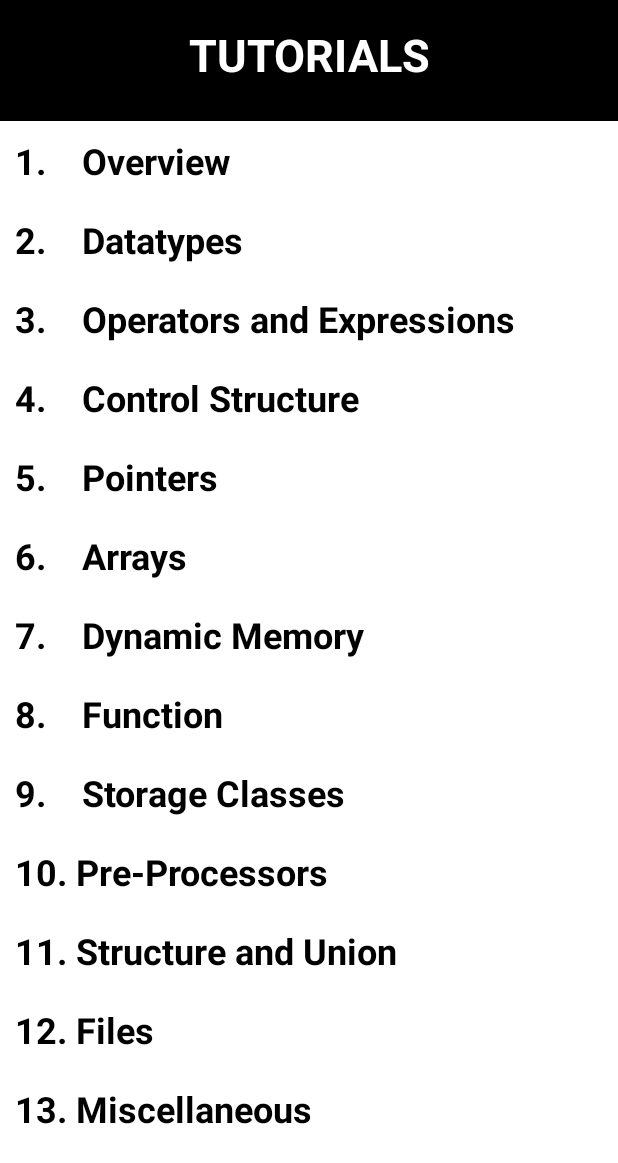
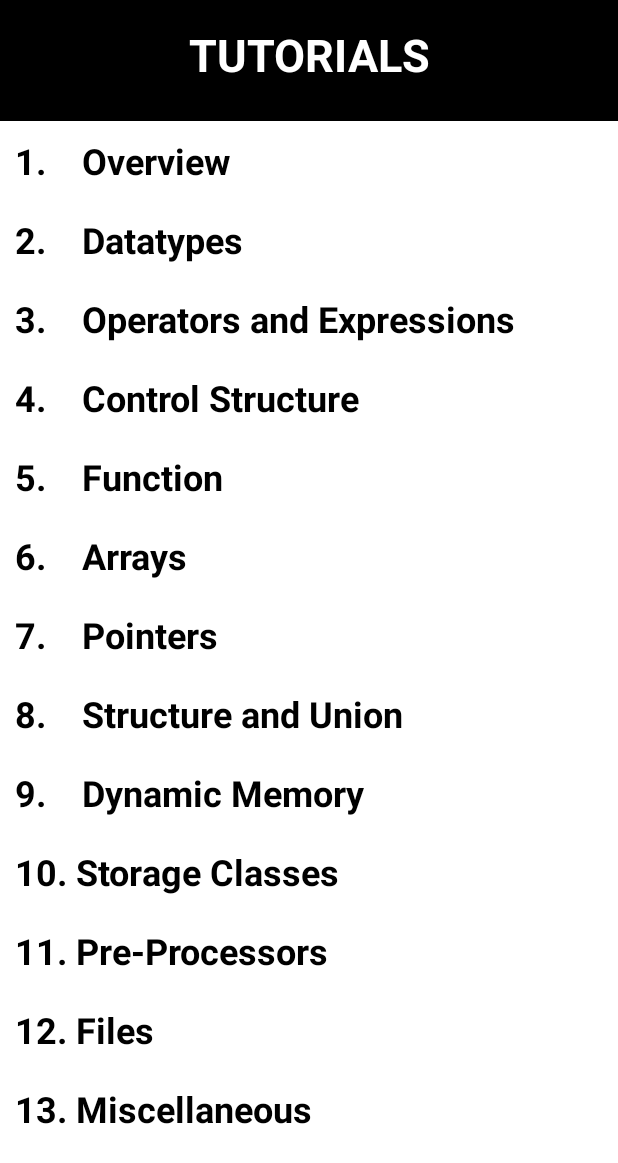
Before and after one commit to imbadal/CLanguage_TipsandTricks, an Android app: the Tutorials screen opened directly, with no data from a screen before it, on a phone screen of 412 x 824 dp. Shown: the top 1163 px of the screen. Run offline under Robolectric (Android 15) with nearby library versions, the phone set to English and light mode, and no system bars.

Commit message:
Complete Release 1.0

```diff
--- a/app/src/main/java/com/example/my_lenovo/clanguagetipsandtricks/Overview.java
+++ b/app/src/main/java/com/example/my_lenovo/clanguagetipsandtricks/Overview.java
@@ -2,6 +2,8 @@ package com.example.my_lenovo.clanguagetipsandtricks;
 
 import android.support.v7.app.AppCompatActivity;
 import android.os.Bundle;
+import android.view.View;
+import android.widget.TextView;
 
 public class Overview extends AppCompatActivity {
 
--- a/app/src/main/res/layout/activity_tutorials.xml
+++ b/app/src/main/res/layout/activity_tutorials.xml
@@ -82,11 +82,11 @@
                 android:textStyle="bold" />
 
             <TextView
-                android:id="@+id/pointers"
+                android:id="@+id/function"
                 android:layout_width="match_parent"
                 android:layout_height="wrap_content"
                 android:layout_margin="10dp"
-                android:text="5.    Pointers"
+                android:text="5.    Function"
                 android:textColor="@android:color/background_dark"
                 android:textSize="24sp"
                 android:textStyle="bold" />
@@ -101,32 +101,46 @@
                 android:textSize="24sp"
                 android:textStyle="bold" />
 
+
+
+            <TextView
+                android:id="@+id/pointers"
+                android:layout_width="match_parent"
+                android:layout_height="wrap_content"
+                android:layout_margin="10dp"
+                android:text="7.    Pointers"
+                android:textColor="@android:color/background_dark"
+                android:textSize="24sp"
+                android:textStyle="bold" />
+
+            <TextView
+                android:id="@+id/structure_and_union"
+                android:layout_width="match_parent"
+                android:layout_height="wrap_content"
+                android:layout_margin="10dp"
+                android:text="8.    Structure and Union"
+                android:textColor="@android:color/background_dark"
+                android:textSize="24sp"
+                android:textStyle="bold" />
+
             <TextView
                 android:id="@+id/dynamic_memory"
                 android:layout_width="match_parent"
                 android:layout_height="wrap_content"
                 android:layout_margin="10dp"
-                android:text="7.    Dynamic Memory"
+                android:text="9.    Dynamic Memory"
                 android:textColor="@android:color/background_dark"
                 android:textSize="24sp"
                 android:textStyle="bold" />
 
-            <TextView
-                android:id="@+id/function"
-                android:layout_width="match_parent"
-                android:layout_height="wrap_content"
-                android:layout_margin="10dp"
-                android:text="8.    Function"
-                android:textColor="@android:color/background_dark"
-                android:textSize="24sp"
-                android:textStyle="bold" />
+
 
             <TextView
                 android:id="@+id/storage_classes"
                 android:layout_width="match_parent"
                 android:layout_height="wrap_content"
                 android:layout_margin="10dp"
-                android:text="9.    Storage Classes"
+                android:text="10. Storage Classes"
                 android:textColor="@android:color/background_dark"
                 android:textSize="24sp"
                 android:textStyle="bold" />
@@ -136,20 +150,12 @@
                 android:layout_width="match_parent"
                 android:layout_height="wrap_content"
                 android:layout_margin="10dp"
-                android:text="10. Pre-Processors"
+                android:text="11. Pre-Processors"
                 android:textColor="@android:color/background_dark"
                 android:textSize="24sp"
                 android:textStyle="bold" />
 
-            <TextView
-                android:id="@+id/structure_and_union"
-                android:layout_width="match_parent"
-                android:layout_height="wrap_content"
-                android:layout_margin="10dp"
-                android:text="11. Structure and Union"
-                android:textColor="@android:color/background_dark"
-                android:textSize="24sp"
-                android:textStyle="bold" />
+
 
             <TextView
                 android:id="@+id/files"
```
Also changed, not shown: app/src/main/res/layout/activity_overview.xml (+8 -9 lines).
